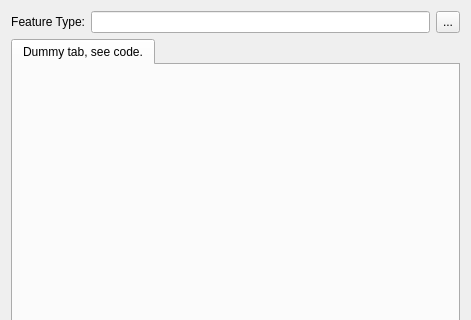
Before: the Qt Designer form src/qt-widgets/FeaturePropertiesDialogUi.ui in GPlates/GPlates, drawn with Qt 5; both pictures show x 0 to 471 and y 0 to 320 of the 471 by 650 pixel window.
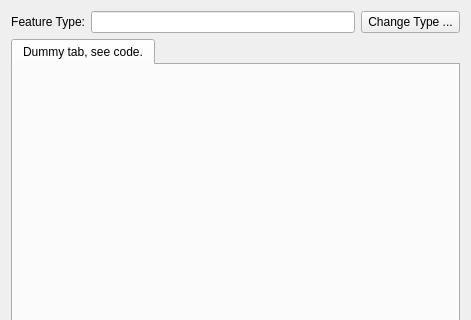
After: the same form once the commit is applied. Icons and pictures are not drawn.

Patch:
```diff
--- a/src/qt-widgets/FeaturePropertiesDialogUi.ui
+++ b/src/qt-widgets/FeaturePropertiesDialogUi.ui
@@ -52,7 +52,7 @@
         <string>Change Feature Type</string>
        </property>
        <property name="text">
-        <string>...</string>
+        <string>Change Type ...</string>
        </property>
       </widget>
      </item>
```
